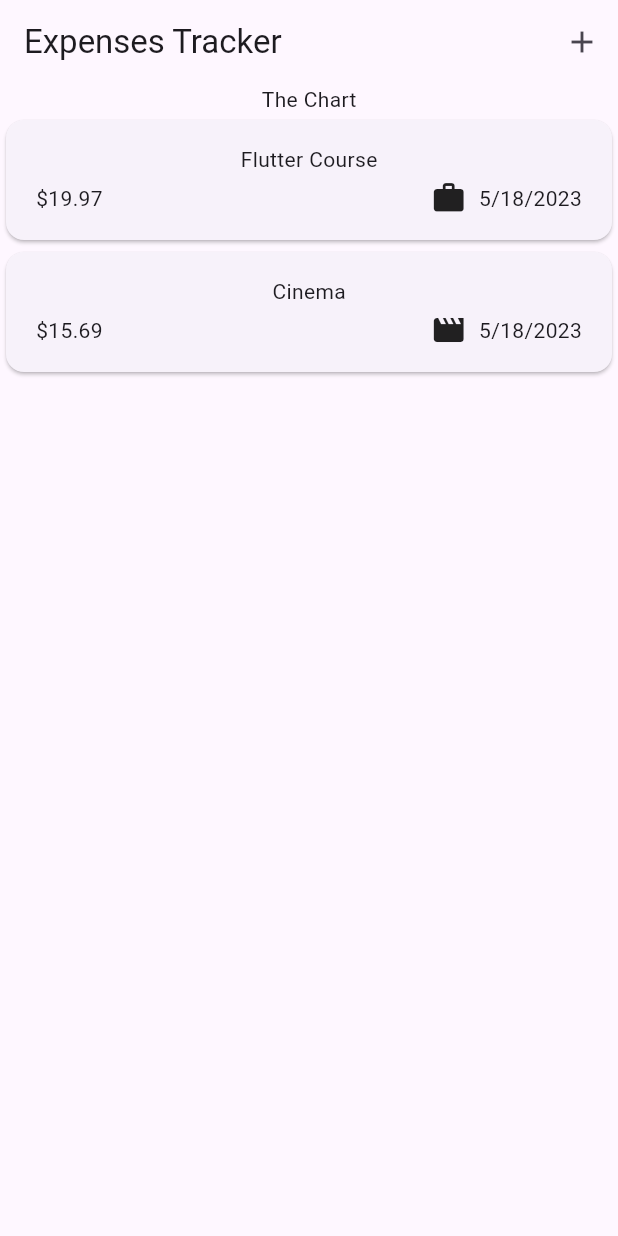
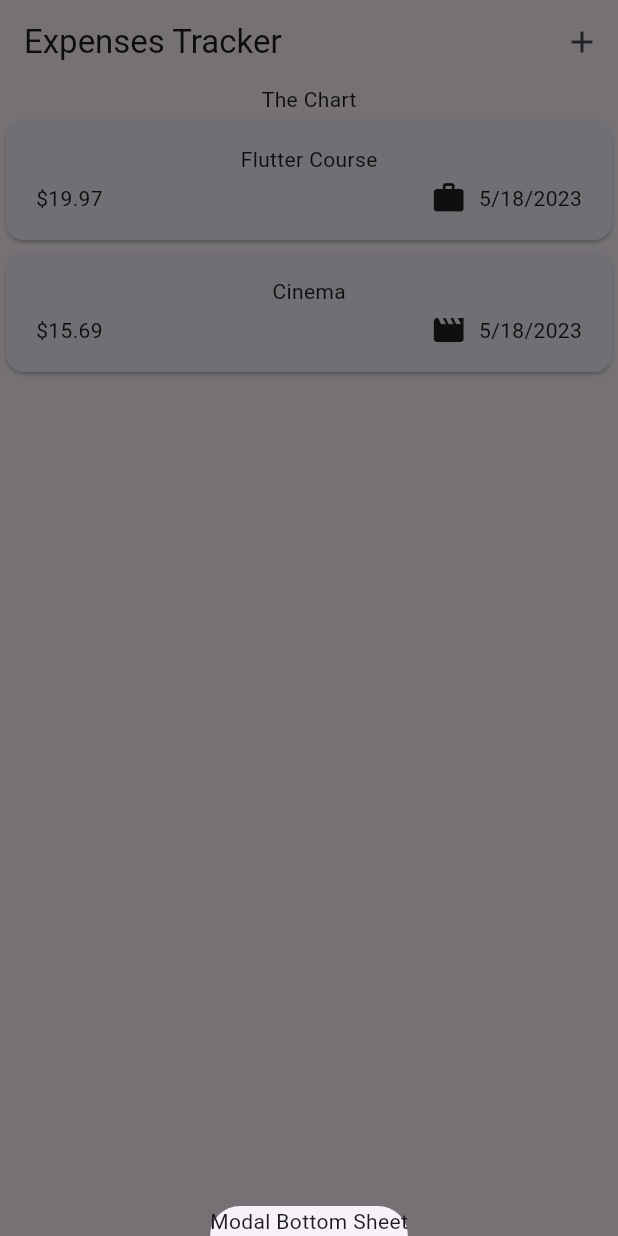
Before and after one commit to Tsenda-Djessy-Flavien/Expense_Tracker, a Flutter app: the screen it shows after launch, after a tap on the "add" icon, on a phone screen of 412 x 824 dp. Run offline on Flutter 3.47's test engine with Material 2 defaults, Android fonts, the phone set to English and light mode, and no system bars.

Commit message:
Adding a Modal Sheet & Understanding Context

```diff
--- a/lib/app/expense.dart
+++ b/lib/app/expense.dart
@@ -25,13 +25,21 @@ class _ExpensesState extends State<Expenses> {
     ),
   ];
 
+  void _openAddExpenseOverlay() {
+    showModalBottomSheet(
+      context: context,
+      builder: (ctx) => const Text('Modal Bottom Sheet'),
+    );
+  }
+
   @override
   Widget build(BuildContext context) {
     return Scaffold(
       appBar: AppBar(
         title: const Text('Expenses Tracker'),
         actions: [
-          IconButton(onPressed: () {}, icon: const Icon(Icons.add)),
+          IconButton(
+              onPressed: _openAddExpenseOverlay, icon: const Icon(Icons.add)),
         ],
       ),
       body: Column(
```
